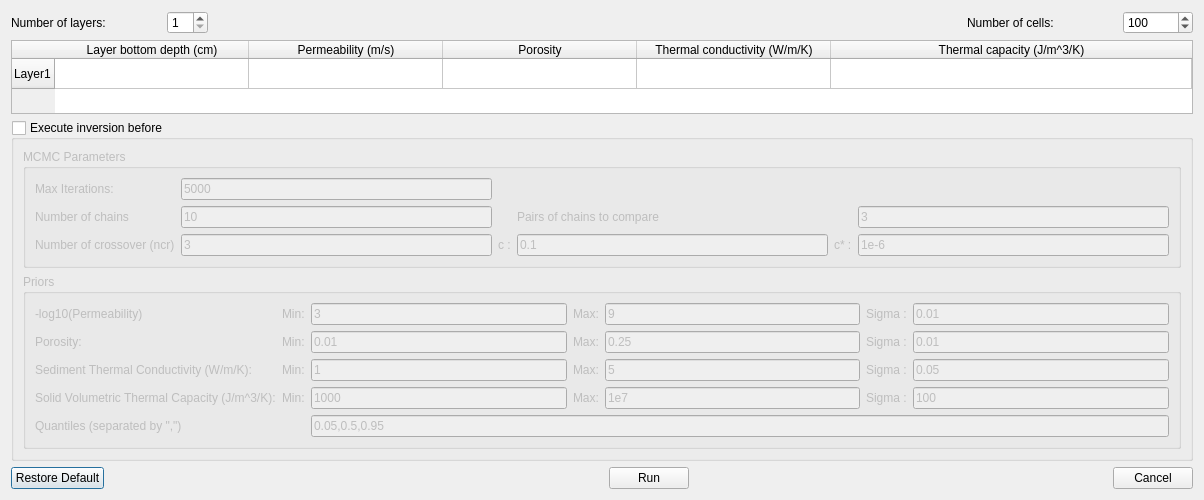
Above: Molonaviz/src/molonaviz/frontend/ui/dialogCompute.ui from flipoyo/MOLONARI1D before the change. Below: the same form after it.
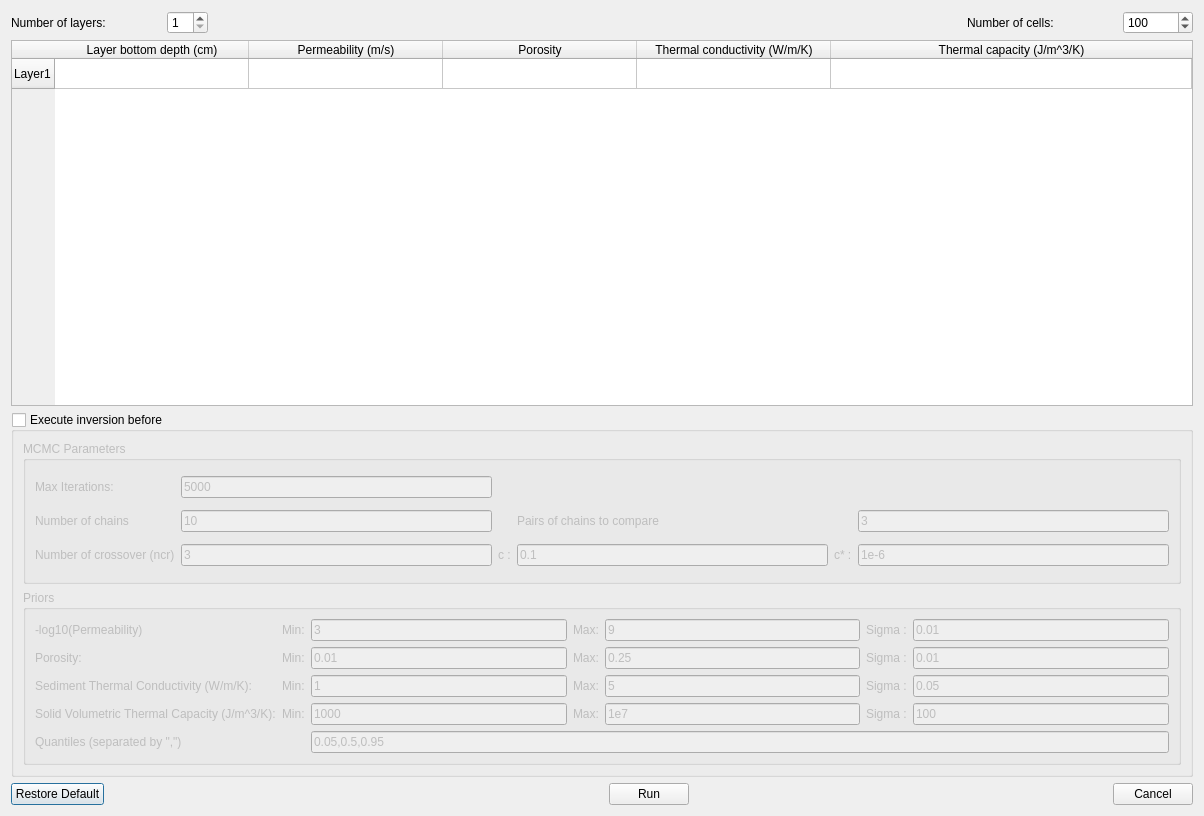
That is the form after the change.

The edit to the form file:
```diff
--- a/Molonaviz/src/molonaviz/frontend/ui/dialogCompute.ui
+++ b/Molonaviz/src/molonaviz/frontend/ui/dialogCompute.ui
@@ -7,7 +7,7 @@
     <x>0</x>
     <y>0</y>
     <width>1204</width>
-    <height>500</height>
+    <height>816</height>
    </rect>
   </property>
   <property name="minimumSize">
```
